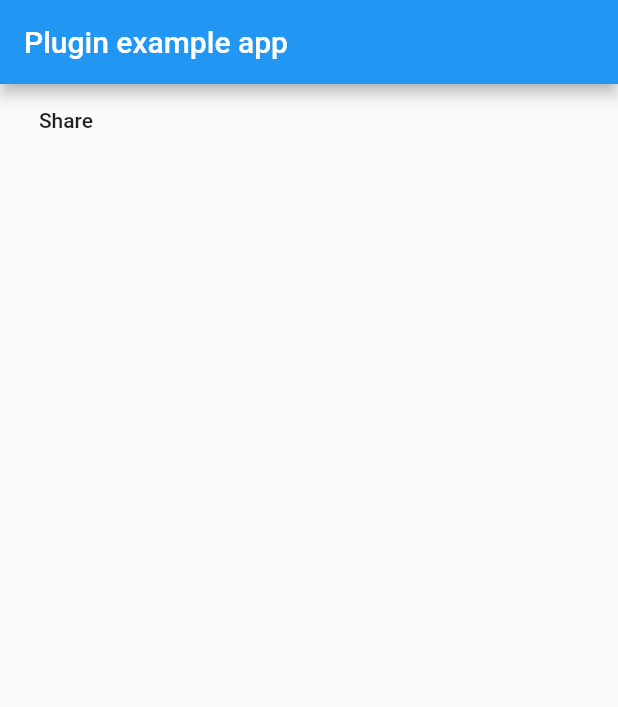
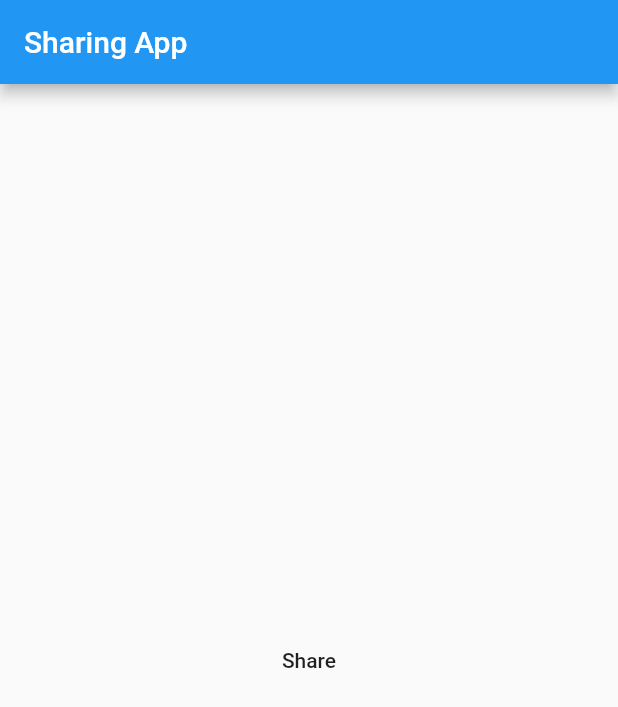
Before and after one commit to JEuler/instagram_share, a Flutter app: the screen it shows after launch, after a tap on "Share", on a phone screen of 412 x 824 dp. Shown: the top 707 px of the screen. Run offline on Flutter 3.47's test engine with Material 2 defaults, Android fonts, the phone set to English and light mode, and no system bars.

Commit message:
Release 0.1.4

```diff
--- a/example/lib/main.dart
+++ b/example/lib/main.dart
@@ -2,24 +2,26 @@ import 'package:flutter/material.dart';
 
 import 'package:instagram_share/instagram_share.dart';
 
-void main() => runApp(MyApp());
+void main() => runApp(ShareApp());
 
-class MyApp extends StatefulWidget {
+class ShareApp extends StatefulWidget {
   @override
-  _MyAppState createState() => _MyAppState();
+  _ShareAppState createState() => _ShareAppState();
 }
 
-class _MyAppState extends State<MyApp> {
+class _ShareAppState extends State<ShareApp> {
   @override
   Widget build(BuildContext context) {
     return MaterialApp(
       home: Scaffold(
         appBar: AppBar(
-          title: const Text('Plugin example app'),
+          title: const Text('Sharing App'),
         ),
-        body: MaterialButton(child: Text('Share'), onPressed: () {
-          InstagramShare.share('/', 'image');
-        }),
+        body: Center(
+          child: MaterialButton(child: Text('Share'), onPressed: () {
+            InstagramShare.share('/', 'image');
+          }),
+        ),
       ),
     );
   }
--- a/lib/instagram_share.dart
+++ b/lib/instagram_share.dart
@@ -3,8 +3,7 @@ import 'dart:async';
 import 'package:flutter/services.dart';
 
 class InstagramShare {
-  static const MethodChannel _channel =
-      const MethodChannel('instagramshare');
+  static const MethodChannel _channel = const MethodChannel('instagramshare');
 
   /// method to share to Instagram
   /// It uses the ACTION_SEND Intent on Android
```
Also changed, not shown: example/pubspec.yaml (+3 -44 lines), pubspec.yaml (+4 -44 lines), example/pubspec.lock, pubspec.lock, 6 other files.
